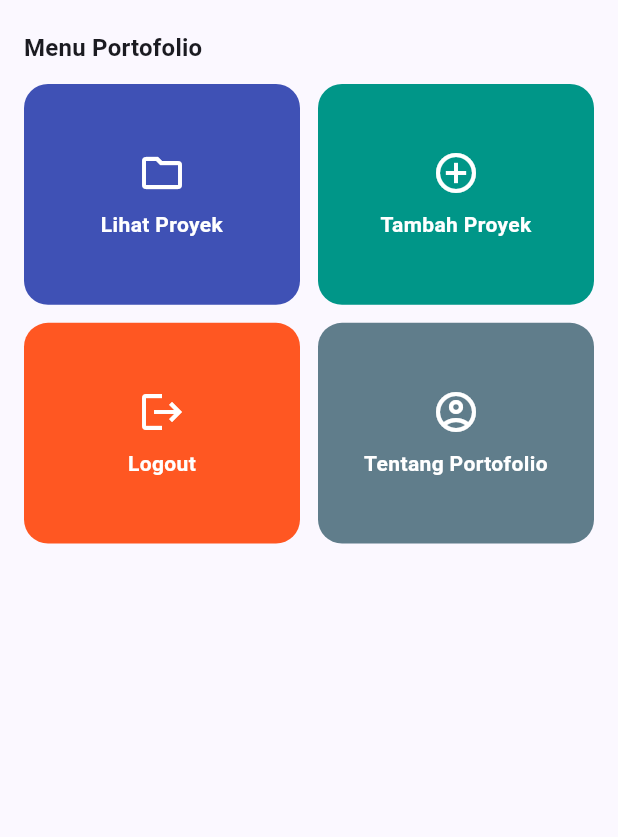
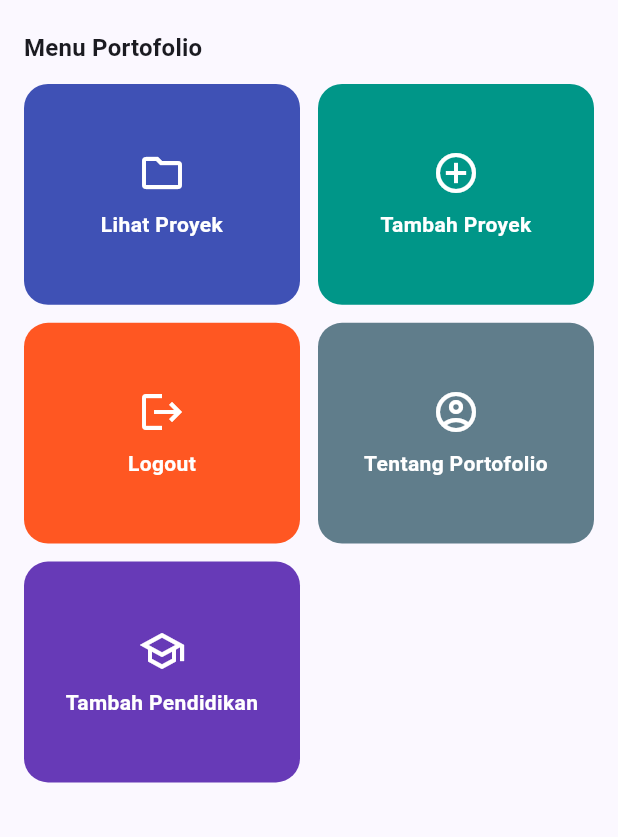
Before and after one commit to AdrielRaynard/myportfolio_mobile, a Flutter app: the EducationFormPage screen opened directly, in the side drawer, after a tap on "Home", on a phone screen of 412 x 824 dp, the part 399-1236 px from its top. Run offline on Flutter 3.47's test engine with Material 3 defaults, Android fonts, the phone set to English and light mode, and no system bars; our stand-ins replace material_ui.

Commit message:
Menghubungkan formulir pendidikan ke homepage dan drawer

```diff
--- a/lib/screens/education_form.dart
+++ b/lib/screens/education_form.dart
@@ -68,7 +68,7 @@ class _EducationFormPageState extends State<EducationFormPage> {
         backgroundColor: colors.primary,
         foregroundColor: colors.onPrimary,
       ),
-      drawer: const LeftDrawer(),
+      drawer: const LeftDrawer(current: DrawerDestination.education),
       body: SafeArea(
         child: SingleChildScrollView(
           padding: const EdgeInsets.all(16),
--- a/lib/screens/menu.dart
+++ b/lib/screens/menu.dart
@@ -1,4 +1,5 @@
 import 'package:material_ui/material_ui.dart';
+import 'package:myportofolio_mobile/screens/education_form.dart';
 import 'package:myportofolio_mobile/widgets/left_drawer.dart';
 import 'package:myportofolio_mobile/widgets/project_card.dart';
 
@@ -35,10 +36,22 @@ class MyHomePage extends StatelessWidget {
       color: Colors.blueGrey,
       action: PortfolioAction.showOverview,
     ),
+    ItemHomepage(
+      name: 'Tambah Pendidikan',
+      icon: Icons.school_outlined,
+      color: Colors.deepPurple,
+      action: PortfolioAction.addEducation,
+    ),
   ];
 
   void _handleItemTap(BuildContext context, ItemHomepage item) {
     switch (item.action) {
+      case PortfolioAction.addEducation:
+        Navigator.push<void>(
+          context,
+          MaterialPageRoute<void>(builder: (_) => const EducationFormPage()),
+        );
+        return;
       case PortfolioAction.showFeedback:
         _showActionFeedback(context, item);
         return;
@@ -80,7 +93,7 @@ class MyHomePage extends StatelessWidget {
         foregroundColor: Colors.white,
         iconTheme: const IconThemeData(color: Colors.white),
       ),
-      drawer: const LeftDrawer(),
+      drawer: const LeftDrawer(current: DrawerDestination.home),
       body: SafeArea(
         child: SingleChildScrollView(
           padding: const EdgeInsets.all(16),
@@ -178,7 +191,7 @@ class InfoCard extends StatelessWidget {
 }
 
 /// Menentukan respons saat kartu aksi pada halaman utama ditekan.
-enum PortfolioAction { showFeedback, showOverview }
+enum PortfolioAction { showFeedback, showOverview, addEducation }
 
 /// Model data untuk satu aksi pada halaman utama.
 class ItemHomepage {
--- a/lib/screens/project_form.dart
+++ b/lib/screens/project_form.dart
@@ -31,7 +31,7 @@ class _ProjectFormPageState extends State<ProjectFormPage> {
         backgroundColor: Colors.indigo,
         foregroundColor: Colors.white,
       ),
-      drawer: const LeftDrawer(),
+      drawer: const LeftDrawer(current: DrawerDestination.project),
       body: Form(
         key: _formKey,
         child: SingleChildScrollView(
--- a/lib/widgets/left_drawer.dart
+++ b/lib/widgets/left_drawer.dart
@@ -1,17 +1,45 @@
 import 'package:material_ui/material_ui.dart';
-import 'package:myportofolio_mobile/screens/menu.dart';
+import 'package:myportofolio_mobile/screens/education_form.dart';
 import 'package:myportofolio_mobile/screens/project_form.dart';
 
+enum DrawerDestination { home, project, education }
+
 class LeftDrawer extends StatelessWidget {
-  const LeftDrawer({super.key});
+  const LeftDrawer({super.key, required this.current});
+
+  final DrawerDestination current;
+
+  void _navigate(BuildContext context, DrawerDestination destination) {
+    final navigator = Navigator.of(context);
+    navigator.pop(); // Tutup drawer sebelum berpindah halaman.
+    if (destination == current) return;
+
+    if (destination == DrawerDestination.home) {
+      navigator.popUntil((route) => route.isFirst);
+      return;
+    }
+
+    final route = MaterialPageRoute<void>(
+      builder: (_) => destination == DrawerDestination.education
+          ? const EducationFormPage()
+          : const ProjectFormPage(),
+    );
+    if (current == DrawerDestination.home) {
+      navigator.push(route);
+    } else {
+      navigator.pushReplacement(route);
+    }
+  }
 
   @override
   Widget build(BuildContext context) {
     return Drawer(
       child: ListView(
         children: [
-          const DrawerHeader(
-            decoration: BoxDecoration(color: Colors.indigo),
+          const ColoredBox(
+            color: Colors.indigo,
+            child: Padding(
+              padding: EdgeInsets.all(16),
               child: Column(
                 crossAxisAlignment: CrossAxisAlignment.start,
                 children: [
@@ -31,29 +59,24 @@ class LeftDrawer extends StatelessWidget {
                 ],
               ),
             ),
+          ),
           ListTile(
             leading: const Icon(Icons.home_outlined),
             title: const Text('Home'),
-            onTap: () {
-              Navigator.pushReplacement(
-                context,
-                MaterialPageRoute(
-                  builder: (BuildContext context) => const MyHomePage(),
-                ),
-              );
-            },
+            selected: current == DrawerDestination.home,
+            onTap: () => _navigate(context, DrawerDestination.home),
           ),
           ListTile(
             leading: const Icon(Icons.add_circle_outline),
             title: const Text('Add Project'),
-            onTap: () {
-              Navigator.pushReplacement(
-                context,
-                MaterialPageRoute(
-                  builder: (BuildContext context) => const ProjectFormPage(),
+            selected: current == DrawerDestination.project,
+            onTap: () => _navigate(context, DrawerDestination.project),
           ),
-              );
-            },
+          ListTile(
+            leading: const Icon(Icons.school_outlined),
+            title: const Text('Tambah Pendidikan'),
+            selected: current == DrawerDestination.education,
+            onTap: () => _navigate(context, DrawerDestination.education),
           ),
         ],
       ),
```
Lines whose indentation alone changed are shown as unchanged.
